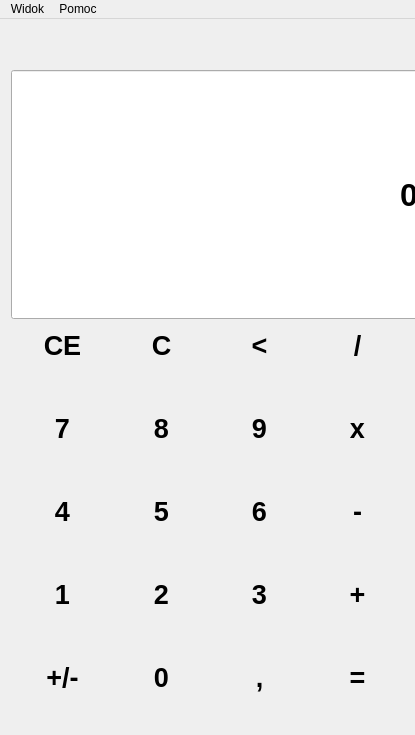
First picture: the form in calculator.ui, repository Codemaster-John/Kalkulajtor, before the edit.
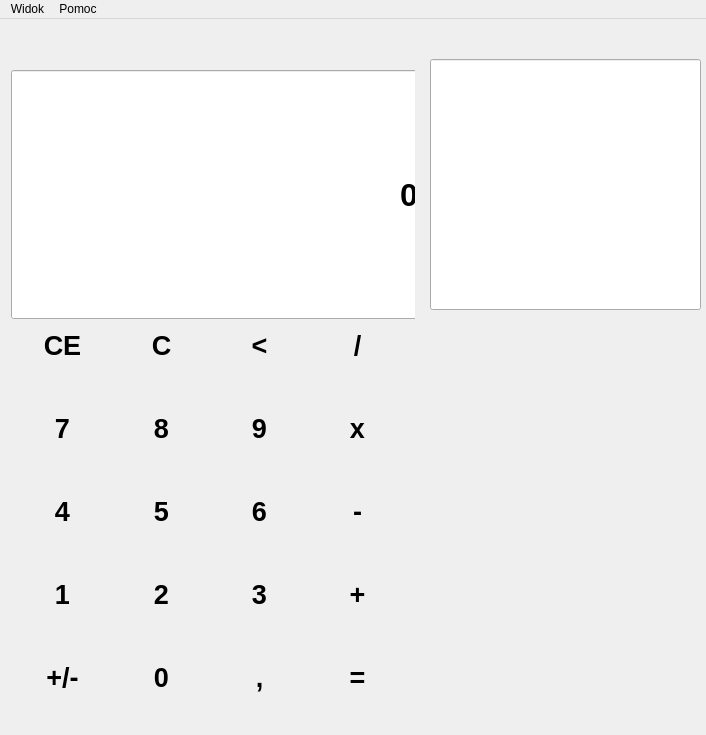
Second picture: the form after the edit. Icons and pictures are not drawn.

The edit to the form file:
```diff
--- a/calculator.ui
+++ b/calculator.ui
@@ -6,7 +6,7 @@
    <rect>
     <x>0</x>
     <y>0</y>
-    <width>415</width>
+    <width>706</width>
     <height>735</height>
    </rect>
   </property>
@@ -639,13 +639,32 @@
      </item>
     </layout>
    </widget>
+   <widget class="QLineEdit" name="screen1">
+    <property name="geometry">
+     <rect>
+      <x>430</x>
+      <y>40</y>
+      <width>271</width>
+      <height>251</height>
+     </rect>
+    </property>
+    <property name="layoutDirection">
+     <enum>Qt::LeftToRight</enum>
+    </property>
+    <property name="alignment">
+     <set>Qt::AlignRight|Qt::AlignTrailing|Qt::AlignVCenter</set>
+    </property>
+    <property name="readOnly">
+     <bool>true</bool>
+    </property>
+   </widget>
   </widget>
   <widget class="QMenuBar" name="menuBar">
    <property name="geometry">
     <rect>
      <x>0</x>
      <y>0</y>
-     <width>415</width>
+     <width>706</width>
      <height>22</height>
     </rect>
    </property>
```
